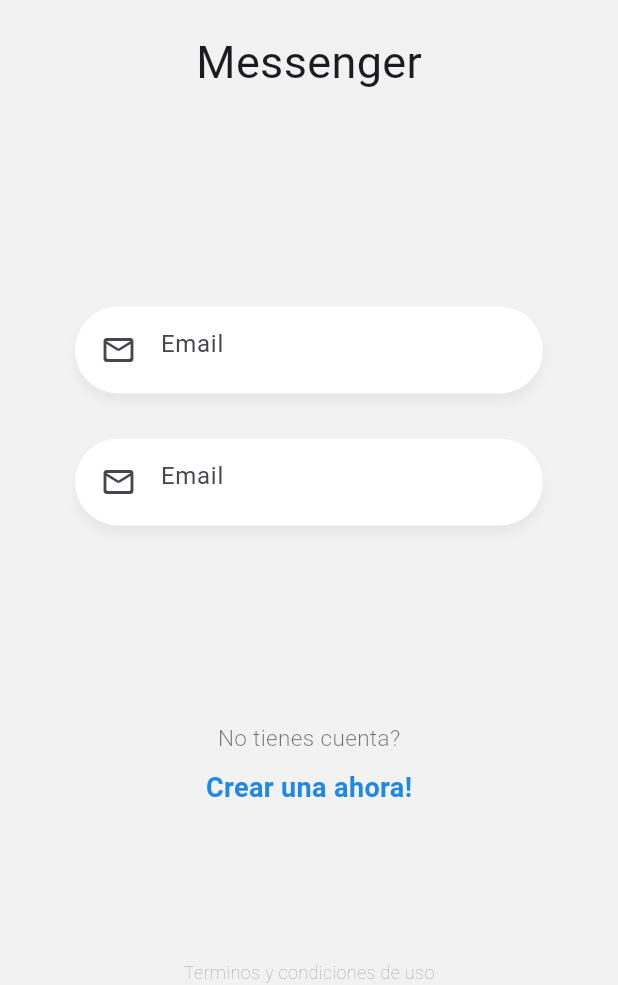
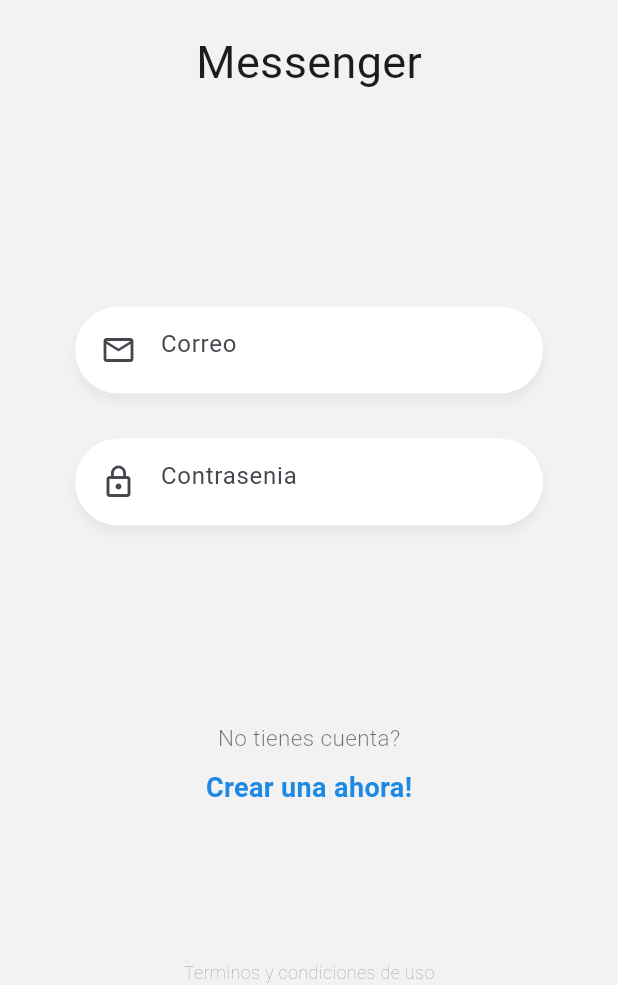
Before and after one commit to Yader1/flutter-chat-realtime, a Flutter app: the screen it shows after launch, on a phone screen of 412 x 824 dp, the part 251-1236 px from its top. Run offline on Flutter 3.47's test engine with Material 3 defaults, Android fonts, the phone set to English and light mode, and no system bars.

Commit message:
feat: Custom Input, receiving arguments

```diff
--- a/lib/pages/login_page.dart
+++ b/lib/pages/login_page.dart
@@ -1,6 +1,8 @@
 import 'package:flutter/material.dart';
 
 import '../widgets/custom_input.dart';
+import '../widgets/labels.dart';
+import '../widgets/logo.dart';
 
 class LoginPage extends StatelessWidget {
   const LoginPage({super.key});
@@ -13,35 +15,14 @@
         child: Column(
           mainAxisAlignment: MainAxisAlignment.spaceBetween,
           children: [
-            _Logo(),
+            Logo(),
             _Form(),
-            _Labels(),
+            Labels(),
 
             Text(
               "Terminos y condiciones de uso",
               style: TextStyle(color: Colors.black45, fontSize: 12, fontWeight: FontWeight.w200),
             ),
-          ],
-        ),
-      )
-    );
-  }
-}
-
-class _Logo extends StatelessWidget {
-  const _Logo();
-
-  @override
-  Widget build(BuildContext context) {
-    return Center(
-      child: Container(
-        width: 170,
-        margin: const EdgeInsets.only(top: 50.0),
-        child: const Column(
-          children: [
-            Image(image: AssetImage('assets/tag-logo.png')),
-            SizedBox(height: 20.0),
-            Text("Messenger", style: TextStyle(fontSize: 30))
           ],
         ),
       )
@@ -57,15 +38,28 @@
 }
 
 class __FormState extends State<_Form> {
+  final emailCtrl = TextEditingController();
+  final passCtrl = TextEditingController();
+
   @override
   Widget build(BuildContext context) {
     return Container(
       margin: const EdgeInsets.only(top: 40),
       padding: const EdgeInsets.symmetric(horizontal: 50),
-      child: const Column(
+      child: Column(
         children: [
-          CustomInput(),
-          CustomInput()
+          CustomInput(
+            icon: Icons.mail_outline_outlined,
+            placeholder: 'Correo',
+            keyboardType: TextInputType.emailAddress,
+            textEditingController: emailCtrl,
+          ),
+          CustomInput(
+            icon: Icons.lock_outline,
+            placeholder: 'Contrasenia',
+            textEditingController: passCtrl,
+            isPassword: true,
+          ),
 
           //ElevatedButton(
             //onPressed: (){},
@@ -76,26 +70,3 @@
     );
   }
 }
-
-class _Labels extends StatelessWidget {
-  const _Labels({super.key});
-
-  @override
-  Widget build(BuildContext context) {
-    return Container(
-      child: Column(
-        children: [
-          const Text(
-            "No tienes cuenta?",
-            style: TextStyle(color: Colors.black54, fontSize: 15, fontWeight: FontWeight.w300),
-          ),
-          const SizedBox(height: 10),
-          Text(
-            "Crear una ahora!",
-            style: TextStyle(color: Colors.blue.shade600, fontSize: 18, fontWeight: FontWeight.bold),
-          ),
-        ],
-      ),
-    );
-  }
-}
--- a/lib/widgets/custom_input.dart
+++ b/lib/widgets/custom_input.dart
@@ -1,7 +1,20 @@
 import 'package:flutter/material.dart';
 
 class CustomInput extends StatelessWidget {
-  const CustomInput({super.key});
+  final IconData icon;
+  final String placeholder;
+  final TextEditingController textEditingController;
+  final TextInputType keyboardType;
+  final bool isPassword;
+
+  const CustomInput({
+    super.key,
+    required this.icon,
+    required this.placeholder,
+    required this.textEditingController,
+    this.keyboardType = TextInputType.text,
+    this.isPassword = false
+  });
 
   @override
   Widget build(BuildContext context) {
@@ -19,14 +32,17 @@
           )
         ]
       ),
-      child: const TextField(
+      child: TextField(
+        controller: textEditingController,
         autocorrect: false,
-        keyboardType: TextInputType.emailAddress,
+        keyboardType: keyboardType,
+        obscureText: isPassword,
         decoration: InputDecoration(
-          prefixIcon: Icon(Icons.mail_outline_rounded),
+          prefixIcon: Icon(icon),
           focusedBorder: InputBorder.none,
           border: InputBorder.none,
-          hintText: 'Email'
+          hintText: placeholder,
+
         ),
       ),
     );
--- /dev/null
+++ b/lib/widgets/labels.dart
@@ -0,0 +1,24 @@
+import 'package:flutter/material.dart';
+
+class Labels extends StatelessWidget {
+  const Labels({super.key});
+
+  @override
+  Widget build(BuildContext context) {
+    return Container(
+      child: Column(
+        children: [
+          const Text(
+            "No tienes cuenta?",
+            style: TextStyle(color: Colors.black54, fontSize: 15, fontWeight: FontWeight.w300),
+          ),
+          const SizedBox(height: 10),
+          Text(
+            "Crear una ahora!",
+            style: TextStyle(color: Colors.blue.shade600, fontSize: 18, fontWeight: FontWeight.bold),
+          ),
+        ],
+      ),
+    );
+  }
+}
--- /dev/null
+++ b/lib/widgets/logo.dart
@@ -0,0 +1,22 @@
+import 'package:flutter/material.dart';
+
+class Logo extends StatelessWidget {
+  const Logo();
+
+  @override
+  Widget build(BuildContext context) {
+    return Center(
+      child: Container(
+        width: 170,
+        margin: const EdgeInsets.only(top: 50.0),
+        child: const Column(
+          children: [
+            Image(image: AssetImage('assets/tag-logo.png')),
+            SizedBox(height: 20.0),
+            Text("Messenger", style: TextStyle(fontSize: 30))
+          ],
+        ),
+      )
+    );
+  }
+}
```
